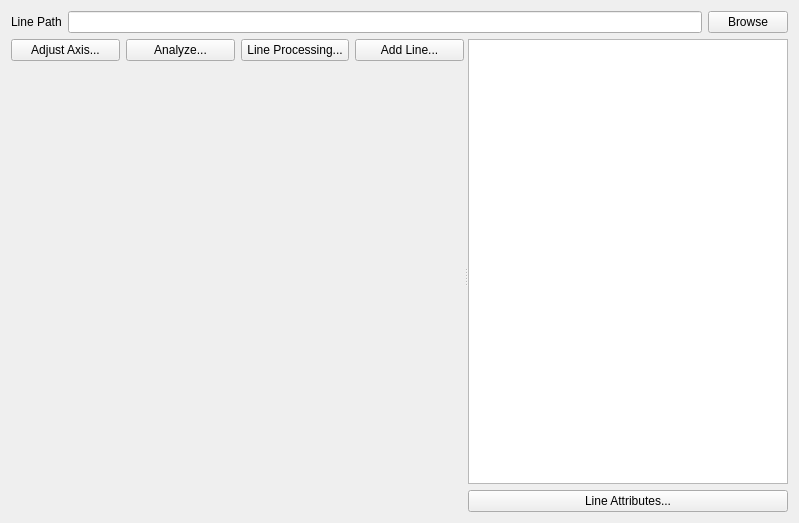
Before: the Qt Designer form ui/uiPageViewLine.ui in ManifoldsHu/FourDExplorer, drawn with Qt 5.
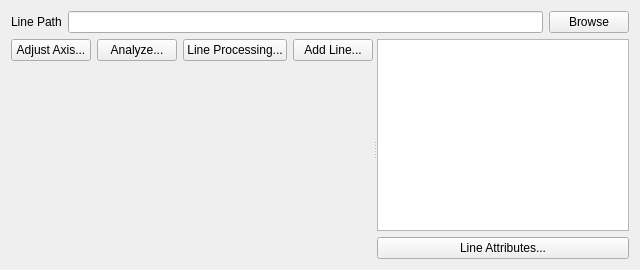
After: the same form once the commit is applied. Custom widgets are drawn as their Qt base class.

```diff
--- a/ui/uiPageViewLine.ui
+++ b/ui/uiPageViewLine.ui
@@ -7,7 +7,7 @@
     <x>0</x>
     <y>0</y>
     <width>799</width>
-    <height>523</height>
+    <height>0</height>
    </rect>
   </property>
   <property name="windowTitle">
```
